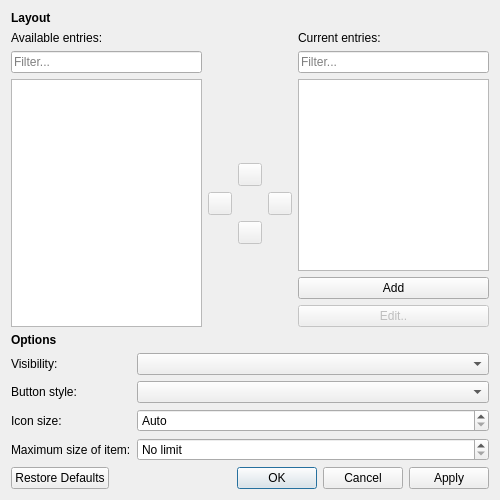
This is src/ui/ToolBarDialog.ui in OtterBrowser/otter-browser as Qt 5 draws it before an edit. The edited form follows.
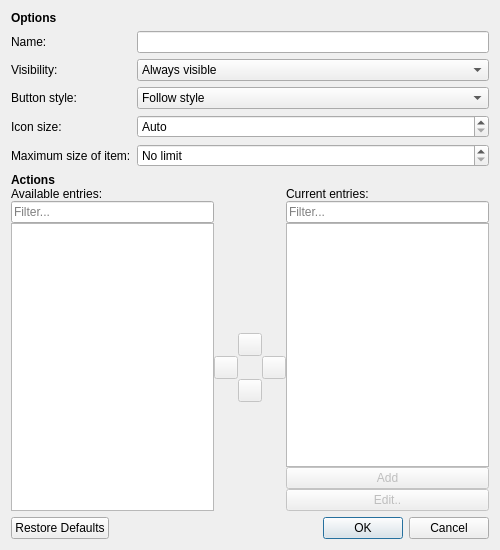
This is the edited form. Custom widgets are drawn as their Qt base class.

The edit to the form file:
```diff
--- a/src/ui/ToolBarDialog.ui
+++ b/src/ui/ToolBarDialog.ui
@@ -7,7 +7,7 @@
     <x>0</x>
     <y>0</y>
     <width>500</width>
-    <height>500</height>
+    <height>550</height>
    </rect>
   </property>
   <property name="windowTitle">
@@ -15,7 +15,7 @@
   </property>
   <layout class="QVBoxLayout" name="verticalLayout">
    <item>
-    <widget class="QLabel" name="layoutHeader">
+    <widget class="QLabel" name="optionsHeader">
      <property name="font">
       <font>
        <weight>75</weight>
@@ -23,7 +23,176 @@
       </font>
      </property>
      <property name="text">
-      <string>Layout</string>
+      <string>Options</string>
+     </property>
+    </widget>
+   </item>
+   <item>
+    <layout class="QFormLayout" name="formLayout">
+     <item row="2" column="0">
+      <widget class="QLabel" name="visibilityLabel">
+       <property name="text">
+        <string>Visibility:</string>
+       </property>
+       <property name="buddy">
+        <cstring>visibilityComboBox</cstring>
+       </property>
+      </widget>
+     </item>
+     <item row="2" column="1">
+      <widget class="QComboBox" name="visibilityComboBox">
+       <item>
+        <property name="text">
+         <string>Always visible</string>
+        </property>
+       </item>
+       <item>
+        <property name="text">
+         <string>Always hidden</string>
+        </property>
+       </item>
+       <item>
+        <property name="text">
+         <string>Visible only when needed</string>
+        </property>
+       </item>
+      </widget>
+     </item>
+     <item row="3" column="0">
+      <widget class="QLabel" name="buttonStyleLabel">
+       <property name="text">
+        <string>Button style:</string>
+       </property>
+       <property name="buddy">
+        <cstring>buttonStyleComboBox</cstring>
+       </property>
+      </widget>
+     </item>
+     <item row="3" column="1">
+      <widget class="QComboBox" name="buttonStyleComboBox">
+       <item>
+        <property name="text">
+         <string>Follow style</string>
+        </property>
+       </item>
+       <item>
+        <property name="text">
+         <string>Only icon</string>
+        </property>
+       </item>
+       <item>
+        <property name="text">
+         <string>Only text</string>
+        </property>
+       </item>
+       <item>
+        <property name="text">
+         <string>Text beside icon</string>
+        </property>
+       </item>
+       <item>
+        <property name="text">
+         <string>Text under icon</string>
+        </property>
+       </item>
+      </widget>
+     </item>
+     <item row="4" column="0">
+      <widget class="QLabel" name="iconSizeLabel">
+       <property name="text">
+        <string>Icon size:</string>
+       </property>
+       <property name="buddy">
+        <cstring>iconSizeSpinBox</cstring>
+       </property>
+      </widget>
+     </item>
+     <item row="4" column="1">
+      <widget class="QSpinBox" name="iconSizeSpinBox">
+       <property name="specialValueText">
+        <string>Auto</string>
+       </property>
+       <property name="suffix">
+        <string> px</string>
+       </property>
+       <property name="maximum">
+        <number>1024</number>
+       </property>
+       <property name="singleStep">
+        <number>22</number>
+       </property>
+      </widget>
+     </item>
+     <item row="5" column="0">
+      <widget class="QLabel" name="maximumButtonSizeLbel">
+       <property name="text">
+        <string>Maximum size of item:</string>
+       </property>
+       <property name="buddy">
+        <cstring>maximumButtonSizeSpinBox</cstring>
+       </property>
+      </widget>
+     </item>
+     <item row="5" column="1">
+      <widget class="QSpinBox" name="maximumButtonSizeSpinBox">
+       <property name="specialValueText">
+        <string>No limit</string>
+       </property>
+       <property name="suffix">
+        <string> px</string>
+       </property>
+       <property name="maximum">
+        <number>2048</number>
+       </property>
+      </widget>
+     </item>
+     <item row="1" column="1">
+      <widget class="QLineEdit" name="titleLineEdit">
+       <property name="text">
+        <string/>
+       </property>
+      </widget>
+     </item>
+     <item row="1" column="0">
+      <widget class="QLabel" name="titleLabel">
+       <property name="text">
+        <string>Name:</string>
+       </property>
+       <property name="buddy">
+        <cstring>titleLineEdit</cstring>
+       </property>
+      </widget>
+     </item>
+    </layout>
+   </item>
+   <item>
+    <widget class="QWidget" name="arrangementWidget" native="true">
+     <layout class="QVBoxLayout" name="actionsLayout">
+      <property name="spacing">
+       <number>0</number>
+      </property>
+      <property name="leftMargin">
+       <number>0</number>
+      </property>
+      <property name="topMargin">
+       <number>0</number>
+      </property>
+      <property name="rightMargin">
+       <number>0</number>
+      </property>
+      <property name="bottomMargin">
+       <number>0</number>
+      </property>
+      <item>
+       <widget class="QLabel" name="actionsHeader">
+        <property name="font">
+         <font>
+          <weight>75</weight>
+          <bold>true</bold>
+         </font>
+        </property>
+        <property name="text">
+         <string>Actions</string>
      </property>
     </widget>
    </item>
@@ -32,10 +201,20 @@
      <item row="3" column="2">
       <layout class="QVBoxLayout" name="currentEntriesLayout">
        <item>
-        <widget class="Otter::ItemViewWidget" name="currentEntriesItemView"/>
+           <widget class="Otter::ItemViewWidget" name="currentEntriesItemView">
+            <property name="editTriggers">
+             <set>QAbstractItemView::NoEditTriggers</set>
+            </property>
+            <attribute name="headerVisible">
+             <bool>false</bool>
+            </attribute>
+           </widget>
        </item>
        <item>
-        <widget class="QPushButton" name="addLauncherButton">
+           <widget class="QPushButton" name="addEntryButton">
+            <property name="enabled">
+             <bool>false</bool>
+            </property>
          <property name="text">
           <string>Add</string>
          </property>
@@ -172,115 +351,39 @@
       </widget>
      </item>
      <item row="2" column="0">
-      <widget class="QLineEdit" name="currentEntriesFilterLineEdit">
-       <property name="placeholderText">
-        <string>Filter...</string>
-       </property>
-      </widget>
-     </item>
-     <item row="2" column="2">
       <widget class="QLineEdit" name="availableEntriesFilterLineEdit">
        <property name="placeholderText">
         <string>Filter...</string>
        </property>
-      </widget>
-     </item>
-     <item row="3" column="0">
-      <widget class="QTreeView" name="availableEntriesItemView"/>
-     </item>
-    </layout>
-   </item>
-   <item>
-    <widget class="QLabel" name="optionsHeader">
-     <property name="font">
-      <font>
-       <weight>75</weight>
-       <bold>true</bold>
-      </font>
-     </property>
-     <property name="text">
-      <string>Options</string>
-     </property>
-    </widget>
-   </item>
-   <item>
-    <layout class="QFormLayout" name="formLayout">
-     <item row="0" column="0">
-      <widget class="QLabel" name="visibilityLabel">
-       <property name="text">
-        <string>Visibility:</string>
-       </property>
-       <property name="buddy">
-        <cstring>visibilityComboBox</cstring>
+          <property name="clearButtonEnabled">
+           <bool>true</bool>
+          </property>
+         </widget>
+        </item>
+        <item row="2" column="2">
+         <widget class="QLineEdit" name="currentEntriesFilterLineEdit">
+          <property name="placeholderText">
+           <string>Filter...</string>
+          </property>
+          <property name="clearButtonEnabled">
+           <bool>true</bool>
        </property>
       </widget>
      </item>
-     <item row="0" column="1">
-      <widget class="QComboBox" name="visibilityComboBox"/>
-     </item>
-     <item row="1" column="0">
-      <widget class="QLabel" name="buttonStyleLabel">
-       <property name="text">
-        <string>Button style:</string>
-       </property>
-       <property name="buddy">
-        <cstring>buttonStyleComboBox</cstring>
-       </property>
-      </widget>
-     </item>
-     <item row="1" column="1">
-      <widget class="QComboBox" name="buttonStyleComboBox"/>
-     </item>
-     <item row="2" column="0">
-      <widget class="QLabel" name="iconSizeLabel">
-       <property name="text">
-        <string>Icon size:</string>
-       </property>
-       <property name="buddy">
-        <cstring>iconSizeSpinBox</cstring>
-       </property>
-      </widget>
-     </item>
-     <item row="2" column="1">
-      <widget class="QSpinBox" name="iconSizeSpinBox">
-       <property name="specialValueText">
-        <string>Auto</string>
-       </property>
-       <property name="suffix">
-        <string> px</string>
-       </property>
-       <property name="maximum">
-        <number>1024</number>
-       </property>
-       <property name="singleStep">
-        <number>22</number>
-       </property>
-      </widget>
-     </item>
      <item row="3" column="0">
-      <widget class="QLabel" name="maximumSizeLbel">
-       <property name="text">
-        <string>Maximum size of item:</string>
-       </property>
-       <property name="buddy">
-        <cstring>maximumSizeSpinBox</cstring>
-       </property>
-      </widget>
-     </item>
-     <item row="3" column="1">
-      <widget class="QSpinBox" name="maximumSizeSpinBox">
-       <property name="specialValueText">
-        <string>No limit</string>
-       </property>
-       <property name="suffix">
-        <string> px</string>
-       </property>
-       <property name="maximum">
-        <number>2048</number>
-       </property>
-      </widget>
-     </item>
-    </layout>
+         <widget class="Otter::ItemViewWidget" name="availableEntriesItemView">
+          <property name="editTriggers">
+           <set>QAbstractItemView::NoEditTriggers</set>
+          </property>
+          <attribute name="headerVisible">
+           <bool>false</bool>
+          </attribute>
+         </widget>
+        </item>
+       </layout>
+      </item>
+     </layout>
+    </widget>
    </item>
    <item>
     <widget class="QDialogButtonBox" name="buttonBox">
@@ -288,7 +391,7 @@
       <enum>Qt::Horizontal</enum>
      </property>
      <property name="standardButtons">
-      <set>QDialogButtonBox::Apply|QDialogButtonBox::Cancel|QDialogButtonBox::Ok|QDialogButtonBox::RestoreDefaults</set>
+      <set>QDialogButtonBox::Cancel|QDialogButtonBox::Ok|QDialogButtonBox::RestoreDefaults</set>
      </property>
     </widget>
    </item>
```
Left out of the diff: 31 changed lines with no effect on the pictures. Lines whose indentation alone changed are shown as unchanged.
